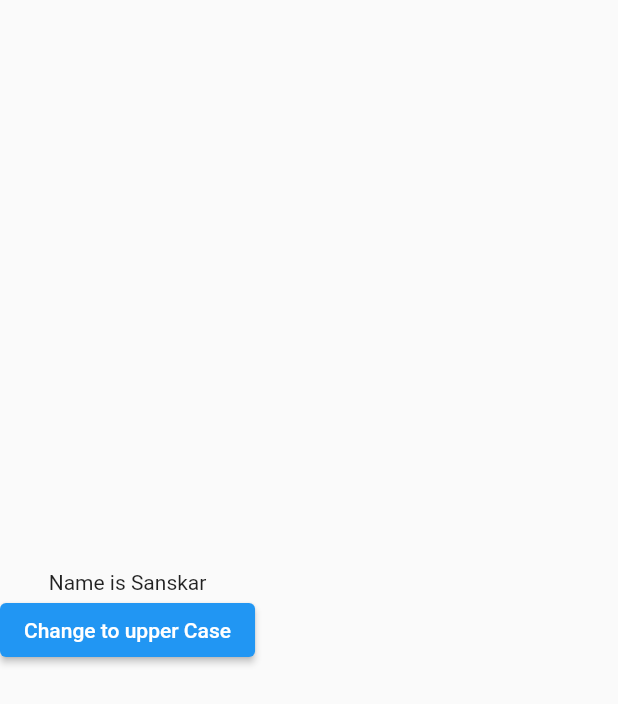
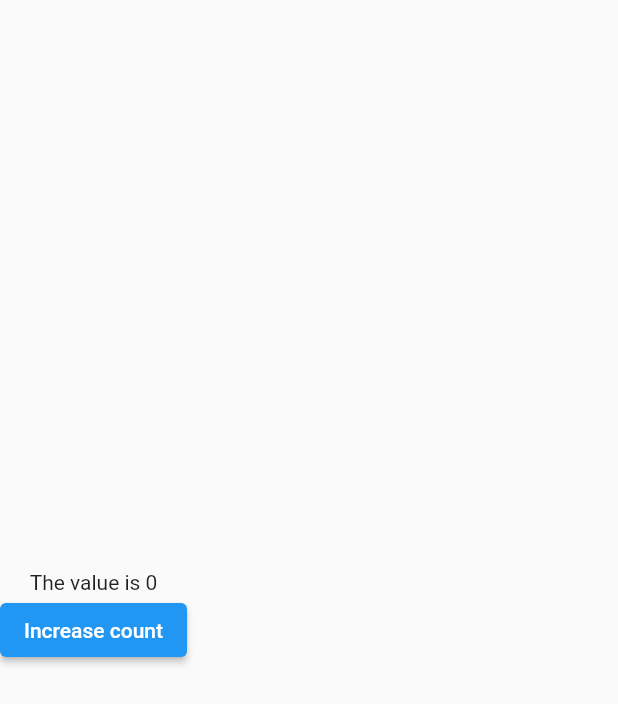
Before and after one commit to SanskarModi22/Flutter_GetX, a Flutter app: the screen it shows after launch, on a phone screen of 412 x 824 dp. Shown: the top 704 px of the screen. Run offline on Flutter 3.47's test engine with Material 2 defaults, Android fonts, the phone set to English and light mode, and no system bars; our stand-ins replace get.

Commit message:
Reactive State Manager - GetX with Controller Type

```diff
--- a/lib/my_controller.dart
+++ b/lib/my_controller.dart
@@ -9,4 +9,9 @@ class MyController extends GetxController {
       student!.name = student.name.toString().toUpperCase();
     });
   }
+
+  var count = 0.obs;
+  void increment() {
+    count++;
+  }
 }
--- a/lib/state_management_custom_class.dart
+++ b/lib/state_management_custom_class.dart
@@ -6,7 +6,7 @@ import 'package:get/get.dart';
 class StateManagement extends StatelessWidget {
   StateManagement({Key? key}) : super(key: key);
 
-  MyController mc = Get.put(MyController());
+  // MyController mc = Get.put(MyController());
   @override
   Widget build(BuildContext context) {
     return Scaffold(
@@ -14,15 +14,23 @@ class StateManagement extends StatelessWidget {
         mainAxisAlignment: MainAxisAlignment.center,
         crossAxisAlignment: CrossAxisAlignment.center,
         children: [
-          Obx(() => Text("Name is ${mc.student.value.name}")),
+          GetX<MyController>(
+            init: MyController(),
+            builder: (controller) {
+              return Text("The value is ${controller.count}");
+            },
+          ),
+          // Obx(() => Text("Name is ${mc.student.value.name}")),
           ElevatedButton(
             onPressed: () {
-              mc.createUpperCase();
+              Get.find<MyController>().increment();
             },
-            child: Text("Change to upper Case"),
+            child: Text("Increase count"),
           )
         ],
       ),
     );
   }
 }
+//One way of reactive state management is to use Get.put like in previous commit or
+//like this method
```
